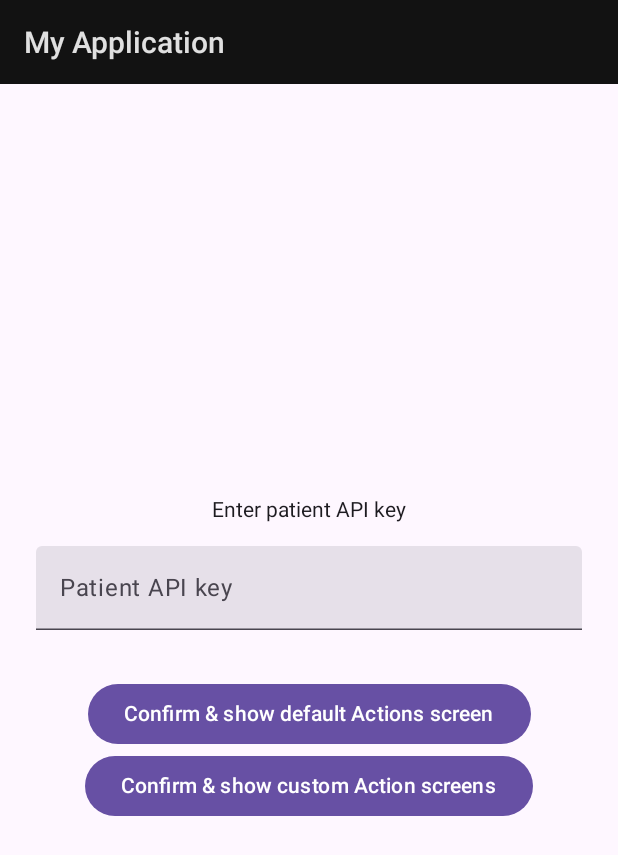
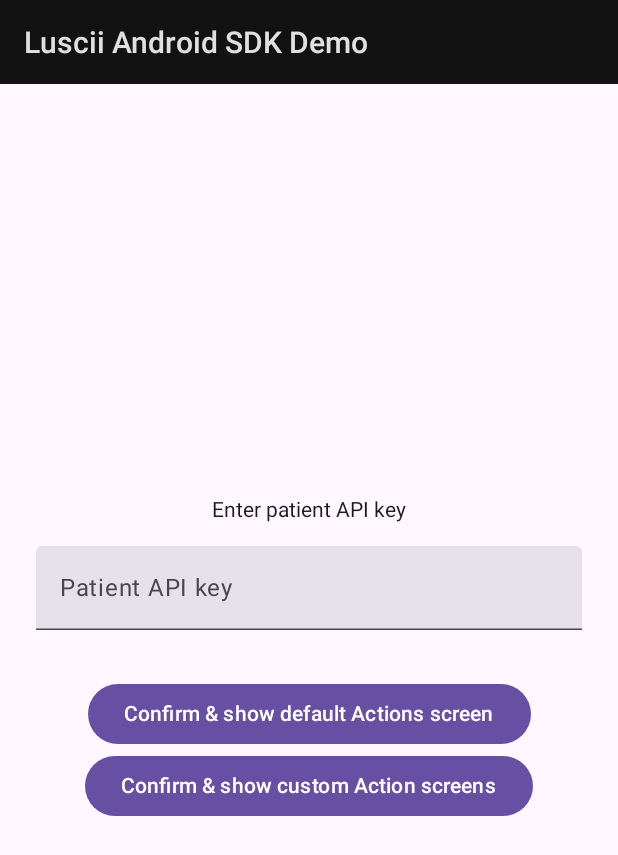
Before and after one commit to Luscii/actions-sdk-android-demo, an Android app built with Jetpack Compose: the screen it shows after launch (MainActivity), on a phone screen of 412 x 824 dp. Shown: the top 855 px of the screen. Run offline under Robolectric (Android 15) with nearby library versions, the phone set to English and light mode, and no system bars; our stand-ins replace Dagger/Hilt's generated code.

Commit message:
Update app name

```diff
--- a/app/src/main/AndroidManifest.xml
+++ b/app/src/main/AndroidManifest.xml
@@ -16,7 +16,7 @@
             android:name=".MainActivity"
             android:exported="true"
             android:label="@string/app_name"
-            android:theme="@style/Theme.MyApplication">
+            android:theme="@style/Theme.LusciiSdkDemo">
             <intent-filter>
                 <action android:name="android.intent.action.MAIN" />
 
--- a/app/src/main/java/com/luscii/sdk/demo/ui/theme/Theme.kt
+++ b/app/src/main/java/com/luscii/sdk/demo/ui/theme/Theme.kt
@@ -1,6 +1,5 @@
 package com.luscii.sdk.demo.ui.theme
 
-import android.app.Activity
 import android.os.Build
 import androidx.compose.foundation.isSystemInDarkTheme
 import androidx.compose.material3.MaterialTheme
@@ -34,7 +33,7 @@ private val LightColorScheme = lightColorScheme(
 )
 
 @Composable
-fun MyApplicationTheme(
+fun LusciiSdkDemo(
     darkTheme: Boolean = isSystemInDarkTheme(),
     // Dynamic color is available on Android 12+
     dynamicColor: Boolean = true,
--- a/app/src/main/res/values/strings.xml
+++ b/app/src/main/res/values/strings.xml
@@ -1,3 +1,3 @@
 <resources>
-    <string name="app_name">My Application</string>
+    <string name="app_name">Luscii Android SDK Demo</string>
 </resources>
--- a/app/src/main/res/values/themes.xml
+++ b/app/src/main/res/values/themes.xml
@@ -1,5 +1,5 @@
 <?xml version="1.0" encoding="utf-8"?>
 <resources>
 
-    <style name="Theme.MyApplication" parent="Theme.MaterialComponents" />
+    <style name="Theme.LusciiSdkDemo" parent="Theme.MaterialComponents" />
 </resources>
--- a/settings.gradle.kts
+++ b/settings.gradle.kts
@@ -35,5 +35,5 @@ dependencyResolutionManagement {
     }
 }
 
-rootProject.name = "My Application"
+rootProject.name = "Luscii Android SDK Demo"
 include(":app")
```
